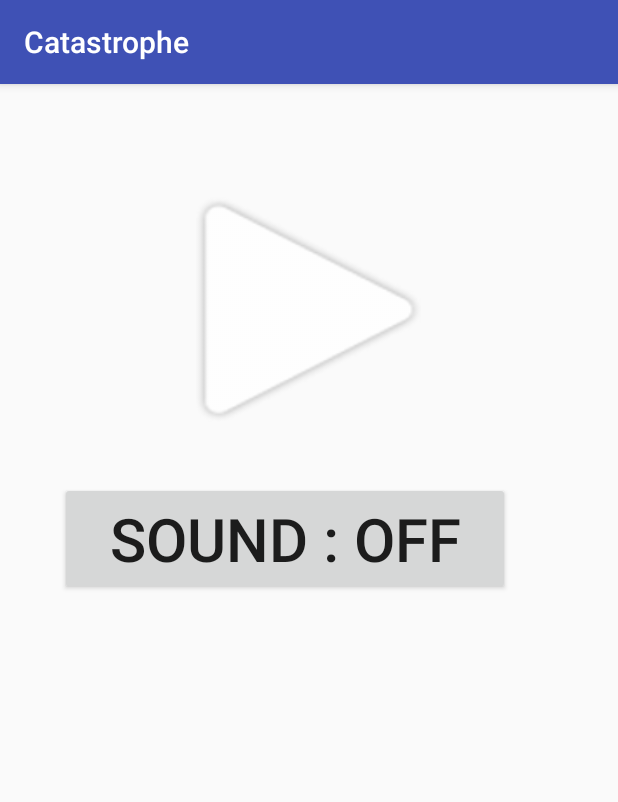
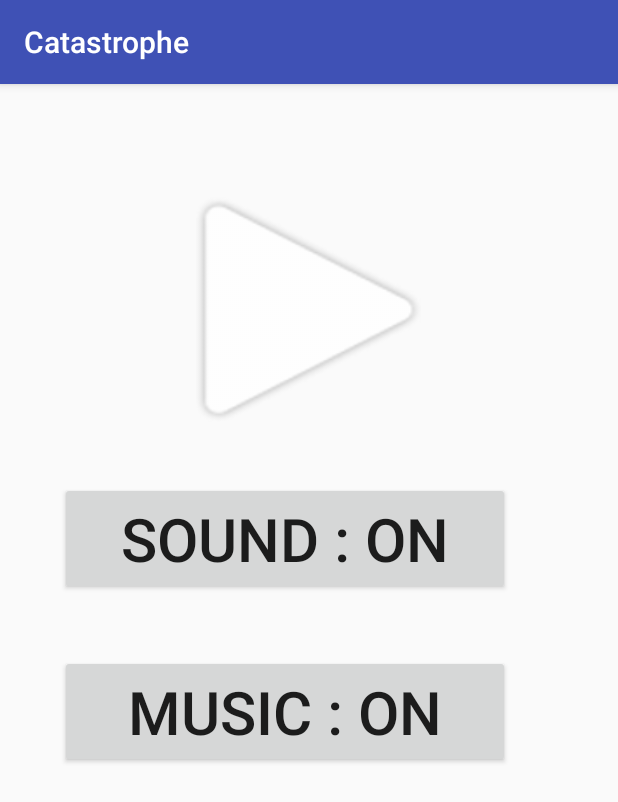
Before and after one commit to chrpm/Catastrophe, an Android app: the OptionsFragment screen opened directly, with no data from a screen before it, on a phone screen of 412 x 824 dp. Shown: the top 802 px of the screen. Run offline under Robolectric (Android 15) with nearby library versions, the phone set to English and light mode, and no system bars.

Commit message:
Music options implemented.

```diff
--- a/app/src/main/java/com/kit10/csci448/catastrophe/OptionsFragment.java
+++ b/app/src/main/java/com/kit10/csci448/catastrophe/OptionsFragment.java
@@ -17,16 +17,20 @@ import android.widget.LinearLayout;
 //To take screenshot onClickListener to overlay options onto paused game screen.
 //http://stackoverflow.com/questions/3733988/screen-capture-in-android
 
-    //Right now, sound is initially on.
+    //Right now, sound and music are initially off.
 
 public class OptionsFragment extends Fragment {
 
     private ImageButton mPlayButton;
     private Button mSoundOnButton;
     private Button mSoundOffButton;
+    private Button mMusicOnButton;
+    private Button mMusicOffButton;
 
     private LinearLayout mSoundOnLayout;
     private LinearLayout mSoundOffLayout;
+    private LinearLayout mMusicOnLayout;
+    private LinearLayout mMusicOffLayout;
 
     public static OptionsFragment createFragment() {
         Log.d(WelcomeActivity.LOG_TAG, "OptionsFragment : new instance");
@@ -45,6 +49,8 @@ public class OptionsFragment extends Fragment {
 
         mSoundOnLayout = (LinearLayout) v.findViewById(R.id.sound_on_layout);
         mSoundOffLayout = (LinearLayout) v.findViewById(R.id.sound_off_layout);
+        mMusicOnLayout = (LinearLayout) v.findViewById(R.id.music_on_layout);
+        mMusicOffLayout = (LinearLayout) v.findViewById(R.id.music_off_layout);
 
         mPlayButton = (ImageButton) v.findViewById(R.id.play_button);
         mPlayButton.setOnClickListener(new View.OnClickListener() {
@@ -75,6 +81,26 @@ public class OptionsFragment extends Fragment {
             }
         });
 
+        mMusicOnButton = (Button) v.findViewById(R.id.music_on_button);
+        mMusicOnButton.setOnClickListener(new View.OnClickListener() {
+            @Override
+            public void onClick(View v) {
+                Log.d(WelcomeActivity.LOG_TAG, "OptionsFragment : turning music on");
+                mMusicOffLayout.setVisibility(View.GONE);
+                mMusicOnLayout.setVisibility(View.VISIBLE);
+            }
+        });
+
+        mMusicOffButton = (Button) v.findViewById(R.id.music_off_button);
+        mMusicOffButton.setOnClickListener(new View.OnClickListener() {
+            @Override
+            public void onClick(View v) {
+                Log.d(WelcomeActivity.LOG_TAG, "OptionsFragment : turning music off");
+                mMusicOnLayout.setVisibility(View.GONE);
+                mMusicOffLayout.setVisibility(View.VISIBLE);
+            }
+        });
+
         return v;
 
     }
--- a/app/src/main/res/layout/options_fragment.xml
+++ b/app/src/main/res/layout/options_fragment.xml
@@ -21,12 +21,12 @@
 
     <LinearLayout
             android:id="@+id/sound_on_layout"
-            android:layout_width="match_parent"
-            android:layout_height="match_parent"
+            android:layout_width="wrap_content"
+            android:layout_height="wrap_content"
             android:orientation="horizontal"
             android:paddingLeft="40dp"
             android:paddingTop="40dp"
-            >
+        android:visibility="gone">
 
             <Button
                 android:id="@+id/sound_off_button"
@@ -39,12 +39,12 @@
 
     <LinearLayout
         android:id="@+id/sound_off_layout"
-        android:layout_width="match_parent"
-        android:layout_height="match_parent"
+        android:layout_width="wrap_content"
+        android:layout_height="wrap_content"
         android:orientation="horizontal"
         android:paddingLeft="40dp"
         android:paddingTop="40dp"
-        android:visibility="gone">
+        >
 
         <Button
             android:id="@+id/sound_on_button"
@@ -55,6 +55,42 @@
 
     </LinearLayout>
 
+    <LinearLayout
+        android:id="@+id/music_on_layout"
+        android:layout_width="wrap_content"
+        android:layout_height="wrap_content"
+        android:orientation="horizontal"
+        android:paddingLeft="40dp"
+        android:paddingTop="40dp"
+        android:visibility="gone">
+
+        <Button
+            android:id="@+id/music_off_button"
+            android:layout_width="300dp"
+            android:layout_height="75dp"
+            android:textSize="40dp"
+            android:text="@string/music_off"/>
+
+    </LinearLayout>
+
+    <LinearLayout
+        android:id="@+id/music_off_layout"
+        android:layout_width="wrap_content"
+        android:layout_height="wrap_content"
+        android:orientation="horizontal"
+        android:paddingLeft="40dp"
+        android:paddingTop="40dp"
+        >
+
+        <Button
+            android:id="@+id/music_on_button"
+            android:layout_width="300dp"
+            android:layout_height="75dp"
+            android:textSize="40dp"
+            android:text="@string/music_on"/>
+
+    </LinearLayout>
+
 
 
 </LinearLayout>
--- a/app/src/main/res/values/strings.xml
+++ b/app/src/main/res/values/strings.xml
@@ -6,4 +6,6 @@
 
     <string name="sound_on">SOUND : ON</string>
     <string name="sound_off">SOUND : OFF</string>
+    <string name="music_on">MUSIC : ON</string>
+    <string name="music_off">MUSIC : OFF</string>
 </resources>
```
